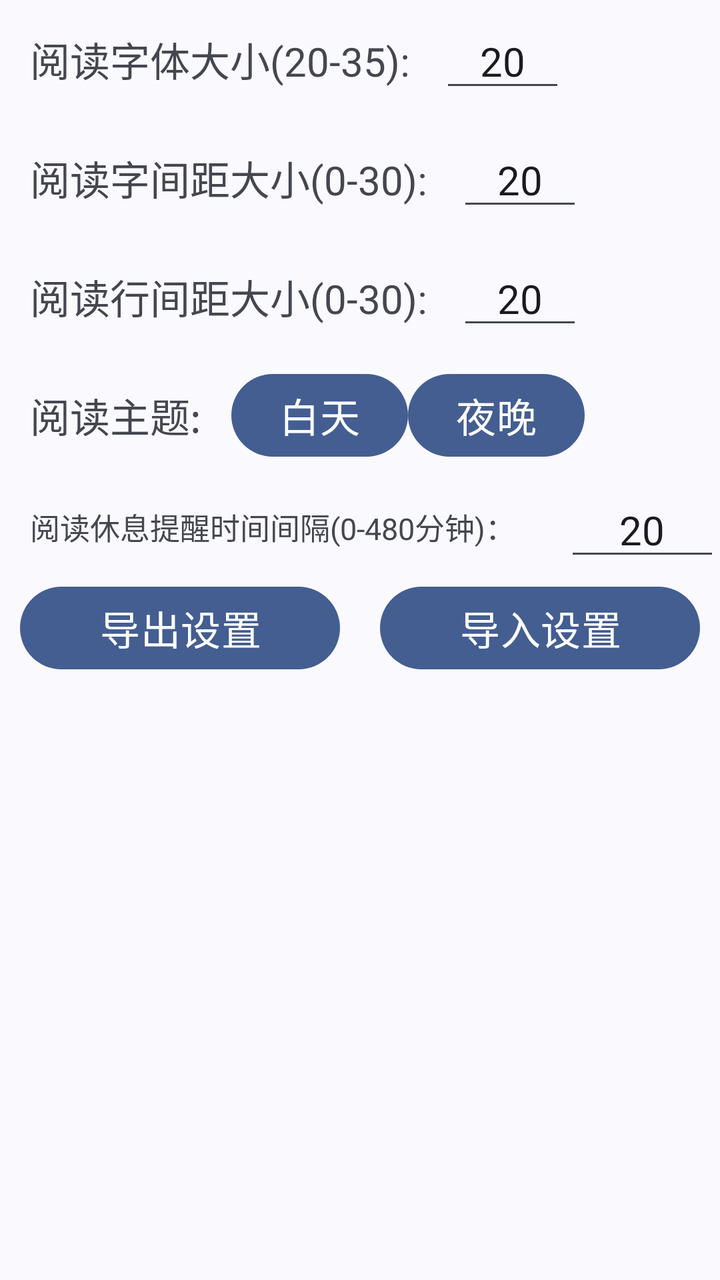
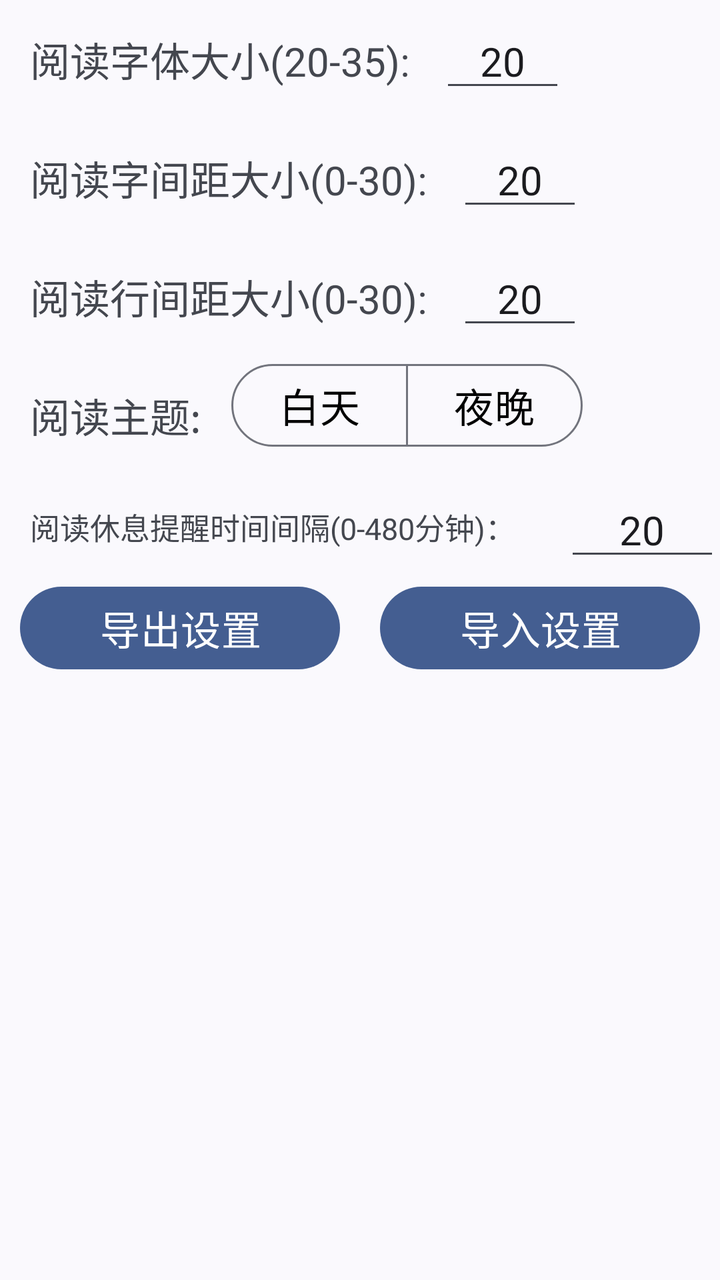

The first picture is an Android layout as it rendered before a commit; the second is the same layout after the commit. The layout source and the unified diff follow.
<!-- AndroidManifest.xml: application theme Theme.EBookReader -->
<!-- res/layout/fragment_settings.xml -->
<?xml version="1.0" encoding="utf-8"?>
<LinearLayout xmlns:android="http://schemas.android.com/apk/res/android"
    xmlns:tools="http://schemas.android.com/tools"
    android:layout_width="match_parent"
    android:layout_height="match_parent"
    tools:context=".ui.Settings.Settings"
    android:clickable="true"
    android:focusableInTouchMode="true"
    >


    <LinearLayout
        android:layout_width="match_parent"
        android:layout_height="wrap_content"
        android:orientation="vertical"
        >
        <LinearLayout
            android:layout_width="match_parent"
            android:layout_height="wrap_content"
            android:orientation="horizontal">
            <com.google.android.material.textview.MaterialTextView
                android:layout_width="wrap_content"
                android:layout_height="wrap_content"
                android:text="阅读字体大小(20-35):"
                android:textSize="20sp"
                android:padding="15dp"
                />
            <com.google.android.material.textfield.TextInputEditText
                android:layout_width="wrap_content"
                android:layout_height="wrap_content"
                android:id="@+id/text_size_edit"
                android:text="20"
                android:textSize="20sp"
                android:paddingHorizontal="20dp"
                android:inputType="number"
                />
        </LinearLayout>
        <LinearLayout
            android:layout_width="match_parent"
            android:layout_height="wrap_content"
            android:orientation="horizontal">
            <com.google.android.material.textview.MaterialTextView
                android:layout_width="wrap_content"
                android:layout_height="wrap_content"
                android:text="阅读字间距大小(0-30):"
                android:textSize="20sp"
                android:padding="15dp"
                />
            <com.google.android.material.textfield.TextInputEditText
                android:layout_width="wrap_content"
                android:layout_height="wrap_content"
                android:id="@+id/text_letter_spacing_edit"
                android:text="20"
                android:paddingHorizontal="20dp"
                android:textSize="20sp"
                android:inputType="number"
                />
        </LinearLayout>
        <LinearLayout
            android:layout_width="match_parent"
            android:layout_height="wrap_content"
            android:orientation="horizontal">
            <com.google.android.material.textview.MaterialTextView
                android:layout_width="wrap_content"
                android:layout_height="wrap_content"
                android:text="阅读行间距大小(0-30):"
                android:textSize="20sp"
                android:padding="15dp"
                />
            <com.google.android.material.textfield.TextInputEditText
                android:layout_width="wrap_content"
                android:layout_height="wrap_content"
                android:id="@+id/text_line_spacing_edit"
                android:paddingHorizontal="20dp"
                android:text="20"
                android:textSize="20sp"
                android:inputType="number"
                />
        </LinearLayout>
        <LinearLayout
            android:layout_width="match_parent"
            android:layout_height="wrap_content"
            android:orientation="horizontal">
            <com.google.android.material.textview.MaterialTextView
                android:layout_width="wrap_content"
                android:layout_height="wrap_content"
                android:text="阅读主题:"
                android:textSize="20sp"
                android:padding="15dp"
                />
            <com.google.android.material.button.MaterialButton
                android:layout_width="wrap_content"
                android:layout_height="wrap_content"
                android:id="@+id/to_day_theme_btn"
                android:text="白天"
                android:textSize="20sp"
                />
            <com.google.android.material.button.MaterialButton
                android:layout_width="wrap_content"
                android:layout_height="wrap_content"
                android:id="@+id/to_night_theme_btn"
                android:text="夜晚"
                android:textSize="20sp"
                />
        </LinearLayout>
        <LinearLayout
            android:layout_width="match_parent"
            android:layout_height="wrap_content"
            android:orientation="horizontal">
            <com.google.android.material.textview.MaterialTextView
                android:layout_width="wrap_content"
                android:layout_height="wrap_content"
                android:layout_weight="1"
                android:text="阅读休息提醒时间间隔(0-480分钟)："
                android:textSize="15sp"
                android:padding="15dp"
                />
            <com.google.android.material.textfield.TextInputEditText
                android:layout_width="wrap_content"
                android:layout_height="wrap_content"
                android:layout_weight="1.5"
                android:id="@+id/time_to_notify_edit"
                android:text="20"
                android:paddingHorizontal="20dp"
                android:textSize="20sp"
                android:layout_gravity="center"
                android:gravity="center"
                android:inputType="number"
                />
        </LinearLayout>
        <LinearLayout
            android:layout_width="match_parent"
            android:layout_height="wrap_content"
            android:visibility="visible"
            android:orientation="horizontal">
            <com.google.android.material.button.MaterialButton
                android:layout_width="wrap_content"
                android:layout_height="wrap_content"
                android:layout_weight="1"
                android:id="@+id/save_config"
                android:text="导出设置"
                android:layout_marginHorizontal="10dp"
                android:textSize="20sp"
                />
            <com.google.android.material.button.MaterialButton
                android:layout_width="wrap_content"
                android:layout_height="wrap_content"
                android:layout_weight="1"
                android:id="@+id/load_config"
                android:layout_marginHorizontal="10dp"
                android:text="导入设置"
                android:textSize="20sp"
                />
        </LinearLayout>
        <LinearLayout
            android:layout_width="match_parent"
            android:layout_height="wrap_content"
            android:visibility="gone"
            android:orientation="horizontal">
            <com.google.android.material.textview.MaterialTextView
                android:layout_width="wrap_content"
                android:layout_height="wrap_content"
                android:text="还没决定好:"
                android:textSize="20sp"
                android:padding="15dp"
                />
            <com.google.android.material.textfield.TextInputEditText
                android:layout_width="wrap_content"
                android:layout_height="wrap_content"
                android:text="20"
                android:paddingHorizontal="20dp"
                android:textSize="20sp"
                android:inputType="number"
                />
        </LinearLayout>

    </LinearLayout>



</LinearLayout>
<!-- resources referenced by this layout -->
<resources>
  <style name="Theme.EBookReader" parent="Theme.Material3.DynamicColors.Light">
          <item name="windowActionBar">false</item>
          <item name="windowNoTitle">true</item>
          <item name="background">@color/black</item>
          <item name="android:colorButtonNormal">@color/grey</item>
  
          <item name="colorSurface">@color/white</item>
  
          <item name="colorOnSurface">@color/black</item>
          <item name="colorSecondaryFixed">@color/black</item>
  
  
          <item name="colorSecondary">#EEEEEE</item>
      </style>
  <color name="black">#FF000000</color>
  <color name="grey">#FF808080</color>
  <color name="white">#FFFFFFFF</color>
</resources>

<!-- the commit's change to res/layout/fragment_settings.xml (unified diff, before → after) -->
@@ -3,10 +3,10 @@
     xmlns:tools="http://schemas.android.com/tools"
     android:layout_width="match_parent"
     android:layout_height="match_parent"
+    xmlns:app="http://schemas.android.com/apk/res-auto"
     tools:context=".ui.Settings.Settings"
     android:clickable="true"
-    android:focusableInTouchMode="true"
-    >
+    android:focusableInTouchMode="true">
 
 
     <LinearLayout
@@ -88,20 +88,33 @@
                 android:textSize="20sp"
                 android:padding="15dp"
                 />
-            <com.google.android.material.button.MaterialButton
+            <com.google.android.material.button.MaterialButtonToggleGroup
                 android:layout_width="wrap_content"
                 android:layout_height="wrap_content"
-                android:id="@+id/to_day_theme_btn"
-                android:text="白天"
-                android:textSize="20sp"
-                />
-            <com.google.android.material.button.MaterialButton
-                android:layout_width="wrap_content"
-                android:layout_height="wrap_content"
-                android:id="@+id/to_night_theme_btn"
-                android:text="夜晚"
-                android:textSize="20sp"
-                />
+                android:id="@+id/toggle_day_night_theme"
+                app:singleSelection="true"
+                app:selectionRequired="true"
+                >
+
+                <com.google.android.material.button.MaterialButton
+                    android:id="@+id/to_day_theme_btn"
+                    android:layout_width="wrap_content"
+                    android:layout_height="wrap_content"
+                    style="@style/Widget.Material3.Button.OutlinedButton"
+                    android:text="白天"
+                    android:textSize="20sp"
+                    app:iconTint="@color/grey" />
+                <com.google.android.material.button.MaterialButton
+                    android:layout_width="wrap_content"
+                    android:layout_height="wrap_content"
+                    style="@style/Widget.Material3.Button.OutlinedButton"
+                    android:id="@+id/to_night_theme_btn"
+                    android:text="夜晚"
+                    android:textSize="20sp"
+                    app:iconTint="@color/grey"
+                    />
+            </com.google.android.material.button.MaterialButtonToggleGroup>
+
         </LinearLayout>
         <LinearLayout
             android:layout_width="match_parent"
<!-- resource entries referenced after the edit -->
@@ -1,5 +1,6 @@
 <!-- resources referenced by this layout -->
 <resources>
+  <color name="grey">#FF808080</color>
   <style name="Theme.EBookReader" parent="Theme.Material3.DynamicColors.Light">
           <item name="windowActionBar">false</item>
           <item name="windowNoTitle">true</item>
@@ -15,7 +16,6 @@
           <item name="colorSecondary">#EEEEEE</item>
       </style>
   <color name="black">#FF000000</color>
-  <color name="grey">#FF808080</color>
   <color name="white">#FFFFFFFF</color>
 </resources>
 
